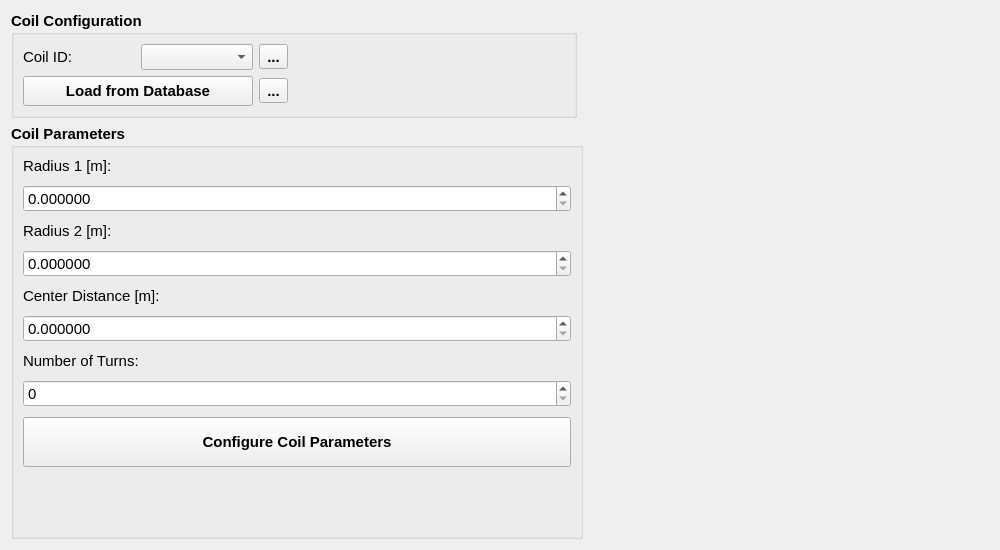
First picture: the form in helmholtz/gui/ui/coilwidget.ui, repository lnls-ima/helmholtz-coil-control, before the edit.
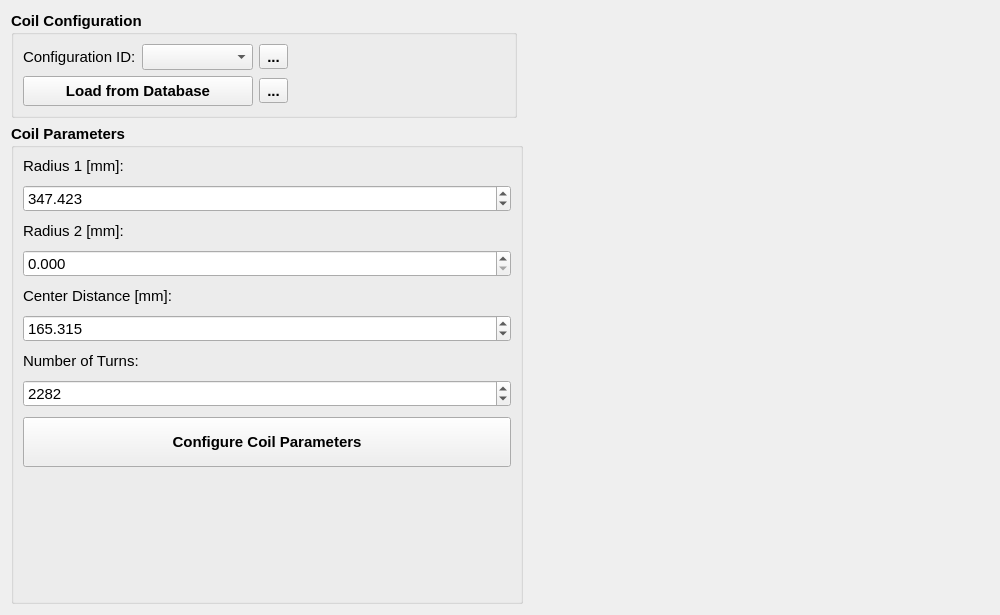
Second picture: the form after the edit. Icons and pictures are not drawn.

The edit to the form file:
```diff
--- a/helmholtz/gui/ui/coilwidget.ui
+++ b/helmholtz/gui/ui/coilwidget.ui
@@ -7,7 +7,7 @@
     <x>0</x>
     <y>0</y>
     <width>1000</width>
-    <height>550</height>
+    <height>615</height>
    </rect>
   </property>
   <property name="font">
@@ -21,6 +21,18 @@
   <layout class="QGridLayout" name="gridLayout">
    <item row="0" column="2" rowspan="2">
     <layout class="QVBoxLayout" name="verticalLayout">
+     <property name="leftMargin">
+      <number>40</number>
+     </property>
+     <property name="topMargin">
+      <number>20</number>
+     </property>
+     <property name="rightMargin">
+      <number>20</number>
+     </property>
+     <property name="bottomMargin">
+      <number>20</number>
+     </property>
      <item>
       <widget class="QLabel" name="label">
        <property name="minimumSize">
@@ -74,7 +86,7 @@
            </font>
           </property>
           <property name="text">
-           <string>Coil ID:</string>
+           <string>Configuration ID:</string>
           </property>
          </widget>
         </item>
@@ -192,7 +204,7 @@
          </font>
         </property>
         <property name="text">
-         <string>Radius 1 [m]:</string>
+         <string>Radius 1 [mm]:</string>
         </property>
        </widget>
       </item>
@@ -205,7 +217,13 @@
          </font>
         </property>
         <property name="decimals">
-         <number>6</number>
+         <number>3</number>
+        </property>
+        <property name="maximum">
+         <double>10000.000000000000000</double>
+        </property>
+        <property name="value">
+         <double>347.423000000000002</double>
         </property>
        </widget>
       </item>
@@ -218,7 +236,7 @@
          </font>
         </property>
         <property name="text">
-         <string>Radius 2 [m]:</string>
+         <string>Radius 2 [mm]:</string>
         </property>
        </widget>
       </item>
@@ -231,7 +249,10 @@
          </font>
         </property>
         <property name="decimals">
-         <number>6</number>
+         <number>3</number>
+        </property>
+        <property name="maximum">
+         <double>10000.000000000000000</double>
         </property>
        </widget>
       </item>
@@ -244,7 +265,7 @@
          </font>
         </property>
         <property name="text">
-         <string>Center Distance [m]:</string>
+         <string>Center Distance [mm]:</string>
         </property>
        </widget>
       </item>
@@ -257,7 +278,13 @@
          </font>
         </property>
         <property name="decimals">
-         <number>6</number>
+         <number>3</number>
+        </property>
+        <property name="maximum">
+         <double>10000.000000000000000</double>
+        </property>
+        <property name="value">
+         <double>165.314999999999998</double>
         </property>
        </widget>
       </item>
@@ -283,13 +310,13 @@
          </font>
         </property>
         <property name="minimum">
-         <number>0</number>
+         <number>1</number>
         </property>
         <property name="maximum">
          <number>1000000</number>
         </property>
         <property name="value">
-         <number>0</number>
+         <number>2282</number>
         </property>
        </widget>
       </item>
```
